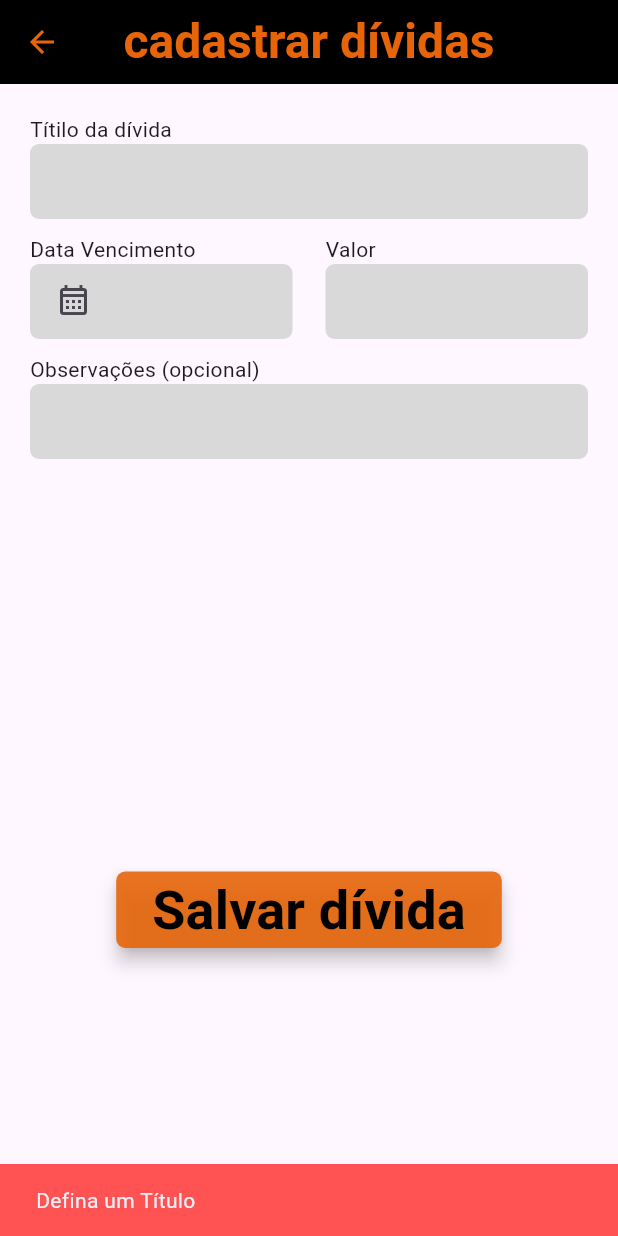
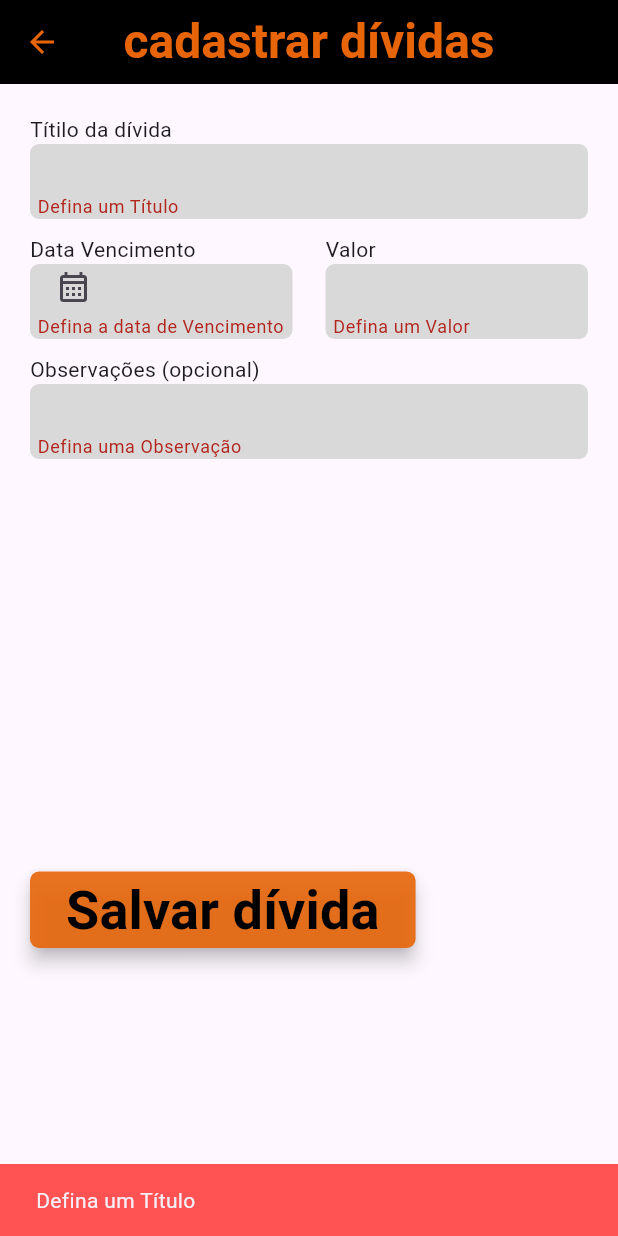
Before and after one commit to r0nny-dev/organizing_finances, a Flutter app: the CadastroPage screen opened directly, after a tap on "Salvar dívida", on a phone screen of 412 x 824 dp. Run offline on Flutter 3.47's test engine with Material 2 defaults, Android fonts, the phone set to English and light mode, and no system bars; our stand-ins replace cloud_firestore, currency_text_input_formatter, firebase_core; accounts and stored records are empty; Roboto replaces fonts that are missing (Dongle).

Commit message:
Update cadastro_page.dart

```diff
--- a/lib/src/pages/cadastro/cadastro_page.dart
+++ b/lib/src/pages/cadastro/cadastro_page.dart
@@ -36,13 +36,14 @@ class _CadastroPageState extends State<CadastroPage> {
     });
   }
 
-  _snackBar(String message, Color cor) {
+  String _snackBar(String message, Color cor) {
     ScaffoldMessenger.of(context).showSnackBar(
       SnackBar(
         content: Text(message),
         backgroundColor: cor,
       ),
     );
+    return message;
   }
 
   saveDivida() {
@@ -171,9 +172,6 @@ class _CadastroPageState extends State<CadastroPage> {
                         return null;
                       },
                     ),
-                  ],
-                ),
-              ),
                     const SizedBox(
                       height: 275,
                     ),
@@ -183,13 +181,18 @@ class _CadastroPageState extends State<CadastroPage> {
                         if (_formkey.currentState!.validate()) {
                           saveDivida();
 
-                    _snackBar('Dívida Salva Com Sucesso', Colors.greenAccent);
+                          _snackBar(
+                              'Dívida Salva Com Sucesso', Colors.greenAccent);
 
                           Navigator.pop(context);
                         } else {
-                    _snackBar('Falha ao salvar nova dívida', Colors.redAccent);
+                          _snackBar(
+                              'Falha ao salvar nova dívida', Colors.redAccent);
                         }
                       },
+                    ),
+                  ],
+                ),
               ),
             ],
           ),
```
Lines whose indentation alone changed are shown as unchanged.
